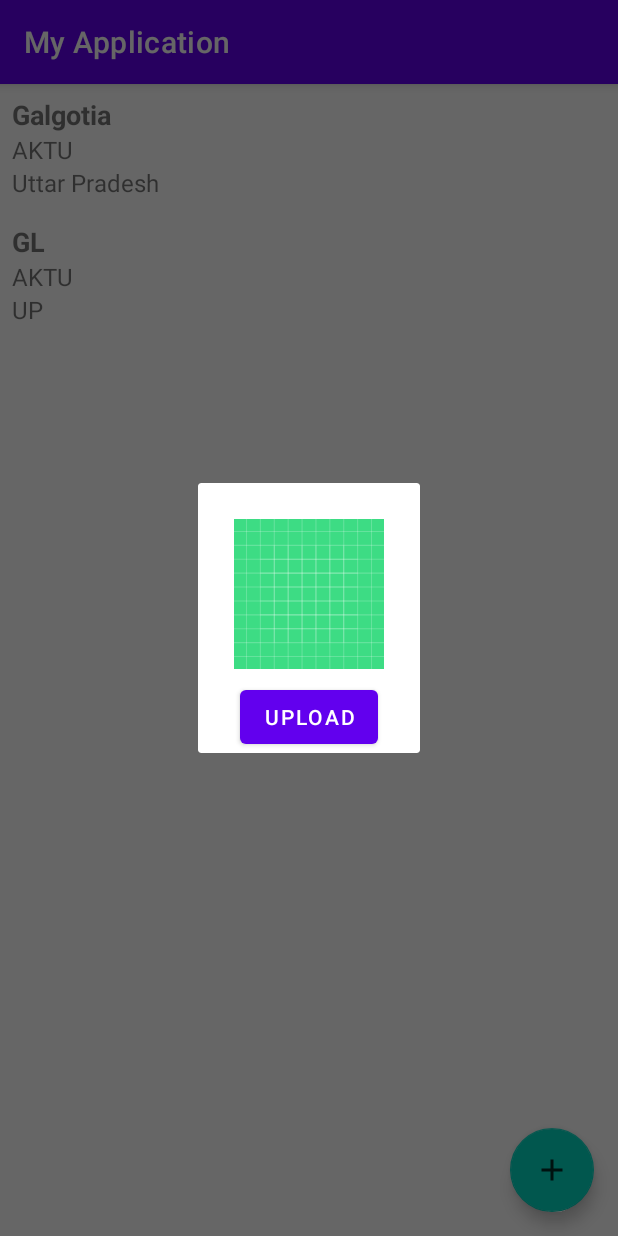
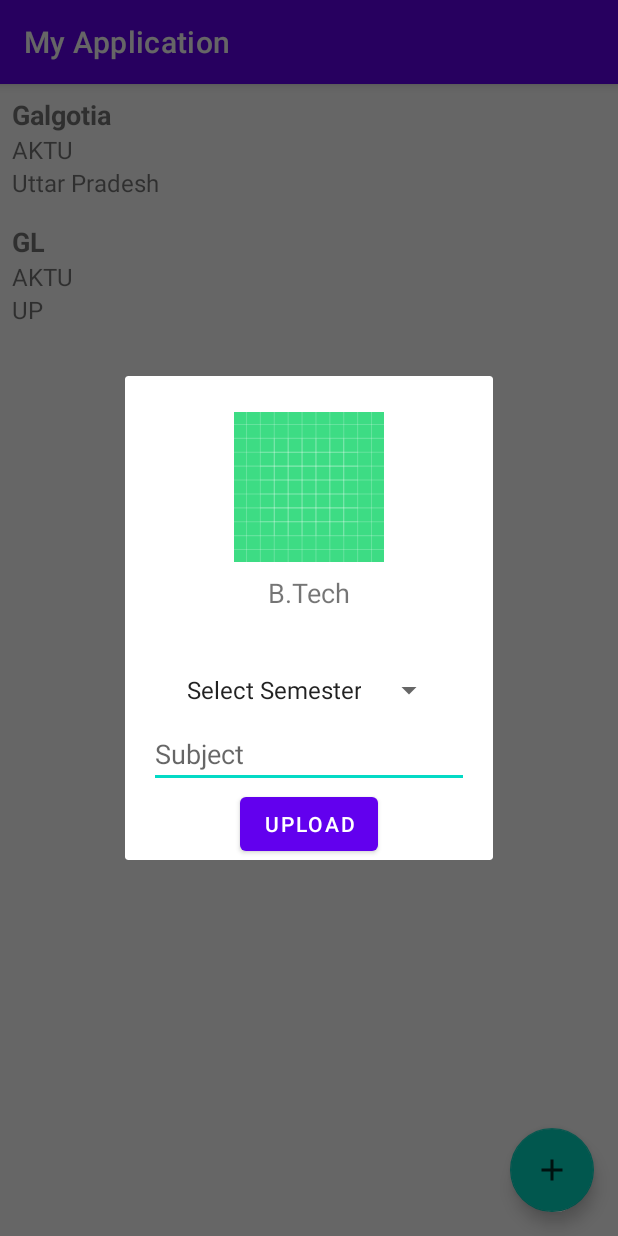
Before and after one commit to rishujam/paper, an Android app: the fragment CustomUploadDialog placed in its activity, on a phone screen of 412 x 824 dp. Run offline under Robolectric (Android 15) with nearby library versions, the phone set to English and light mode, and no system bars; our stand-ins replace Firebase (no records; nobody signed in at launch, a user with empty details on screens opened directly).

Commit message:
Dialog Updated (branch gets in dialog from the fragment)

```diff
--- a/app/src/main/java/com/example/myapplication/CollegeFragment.kt
+++ b/app/src/main/java/com/example/myapplication/CollegeFragment.kt
@@ -32,6 +32,9 @@ class CollegeFragment : Fragment() {
         }
         binding.btnUploadFile.setOnClickListener{
             var dialog = CustomUploadDialog()
+            val bundle=Bundle()
+            bundle.putString("TEXT",binding.spinner.selectedItem.toString())
+            dialog.arguments = bundle
             dialog.show(childFragmentManager,"customDialog")
         }
         return binding.root
--- a/app/src/main/java/com/example/myapplication/CustomUploadDialog.kt
+++ b/app/src/main/java/com/example/myapplication/CustomUploadDialog.kt
@@ -7,6 +7,7 @@ import android.os.Bundle
 import android.view.LayoutInflater
 import android.view.View
 import android.view.ViewGroup
+import android.widget.Spinner
 import android.widget.Toast
 import androidx.fragment.app.DialogFragment
 import com.example.myapplication.databinding.DialogUploadBinding
@@ -20,7 +21,7 @@ import kotlinx.coroutines.tasks.await
 import kotlinx.coroutines.withContext
 import java.lang.Exception
 
-private const val REQUEST_CODE_IMAGE_PICK =0
+private const val REQUEST_CODE_IMAGE_PICK = 0
 
 class CustomUploadDialog : DialogFragment() {
 
@@ -40,6 +41,9 @@ class CustomUploadDialog : DialogFragment() {
         binding.btnUpload.setOnClickListener{
             uploadImageToStorage("myImage")
         }
+        val bundle = arguments
+
+        binding.tvDialogBranch.text = bundle?.getString("TEXT","")
         return binding.root
     }
 
@@ -57,7 +61,13 @@ class CustomUploadDialog : DialogFragment() {
     private fun uploadImageToStorage(filename:String) = CoroutineScope(Dispatchers.IO).launch {
         try {
             currFile?.let {
-                imageRef.child("images/$filename").putFile(it).await()
+                if(binding.etSubject.text!=null){
+                    imageRef.child("${binding.tvDialogCourse.text}/${binding.tvDialogBranch.text}/${binding.spinner3.selectedItem}/${binding.etSubject.text}/${it.hashCode()}").putFile(it).await()
+                }else{
+                    withContext(Dispatchers.Main){
+                        Toast.makeText(context,"Please Enter Subject", Toast.LENGTH_SHORT).show()
+                    }
+                }
                 withContext(Dispatchers.Main){
                     Toast.makeText(context,"Successfully Uploaded", Toast.LENGTH_SHORT).show()
                 }
--- a/app/src/main/res/layout/dialog_upload.xml
+++ b/app/src/main/res/layout/dialog_upload.xml
@@ -1,6 +1,5 @@
 <?xml version="1.0" encoding="utf-8"?>
-<androidx.constraintlayout.widget.ConstraintLayout
-    xmlns:android="http://schemas.android.com/apk/res/android"
+<androidx.constraintlayout.widget.ConstraintLayout xmlns:android="http://schemas.android.com/apk/res/android"
     xmlns:app="http://schemas.android.com/apk/res-auto"
     xmlns:tools="http://schemas.android.com/tools"
     android:layout_width="match_parent"
@@ -20,12 +19,58 @@
         android:id="@+id/btnUpload"
         android:layout_width="wrap_content"
         android:layout_height="wrap_content"
+        android:layout_marginLeft="16dp"
+        android:layout_marginRight="16dp"
         android:text="Upload"
+        app:layout_constraintEnd_toEndOf="parent"
+        app:layout_constraintStart_toStartOf="parent"
+        app:layout_constraintTop_toBottomOf="@+id/etSubject" />
+
+    <TextView
+        android:id="@+id/tvDialogCourse"
+        android:layout_width="wrap_content"
+        android:layout_height="wrap_content"
+        android:text="B.Tech"
+        android:layout_marginTop="8dp"
+        android:textSize="18sp"
+        app:layout_constraintEnd_toEndOf="parent"
+        app:layout_constraintStart_toStartOf="parent"
+        app:layout_constraintTop_toBottomOf="@+id/ivPreview" />
+
+    <TextView
+        android:id="@+id/tvDialogBranch"
+        android:layout_width="wrap_content"
+        android:layout_height="wrap_content"
+        android:layout_marginTop="8dp"
+        android:text="Branch"
+        android:textSize="18sp"
+        app:layout_constraintEnd_toEndOf="parent"
+        app:layout_constraintStart_toStartOf="parent"
+        app:layout_constraintTop_toBottomOf="@+id/tvDialogCourse" />
+
+    <Spinner
+        android:id="@+id/spinner3"
+        android:layout_width="wrap_content"
+        android:layout_height="wrap_content"
+        android:layout_marginTop="8dp"
+        android:entries="@array/semester"
+        android:textAlignment="center"
+        app:layout_constraintEnd_toEndOf="parent"
+        app:layout_constraintStart_toStartOf="parent"
+        app:layout_constraintTop_toBottomOf="@+id/tvDialogBranch" />
+
+    <EditText
+        android:id="@+id/etSubject"
+        android:layout_width="wrap_content"
+        android:layout_height="wrap_content"
+        android:ems="10"
         android:layout_marginTop="8dp"
         android:layout_marginLeft="16dp"
         android:layout_marginRight="16dp"
         android:layout_marginBottom="16dp"
+        android:hint="Subject"
         app:layout_constraintEnd_toEndOf="parent"
         app:layout_constraintStart_toStartOf="parent"
-        app:layout_constraintTop_toBottomOf="@+id/ivPreview" />
+        app:layout_constraintTop_toBottomOf="@+id/spinner3" />
+
 </androidx.constraintlayout.widget.ConstraintLayout>
--- a/app/src/main/res/values/strings.xml
+++ b/app/src/main/res/values/strings.xml
@@ -12,4 +12,15 @@
         <item>Civil</item>
         <item>Mechanical</item>
     </string-array>
+    <string-array name="semester">
+        <item>Select Semester</item>
+        <item>Semester 1</item>
+        <item>Semester 2</item>
+        <item>Semester 3</item>
+        <item>Semester 4</item>
+        <item>Semester 5</item>
+        <item>Semester 6</item>
+        <item>Semester 7</item>
+        <item>Semester 8</item>
+    </string-array>
 </resources>
```
